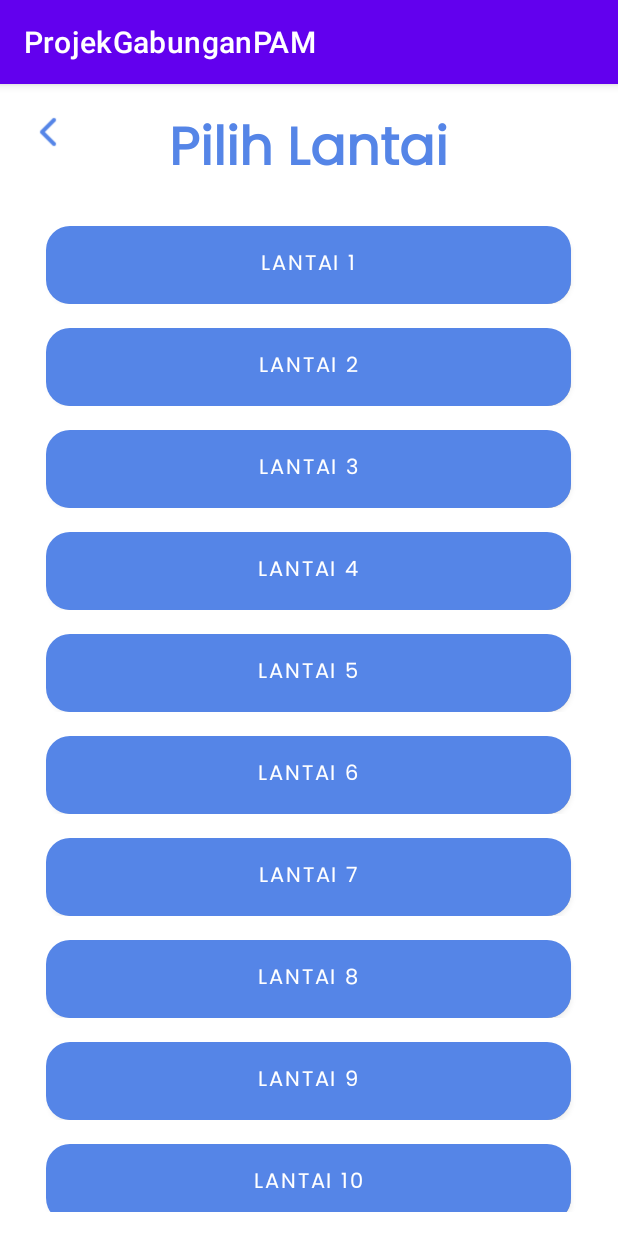
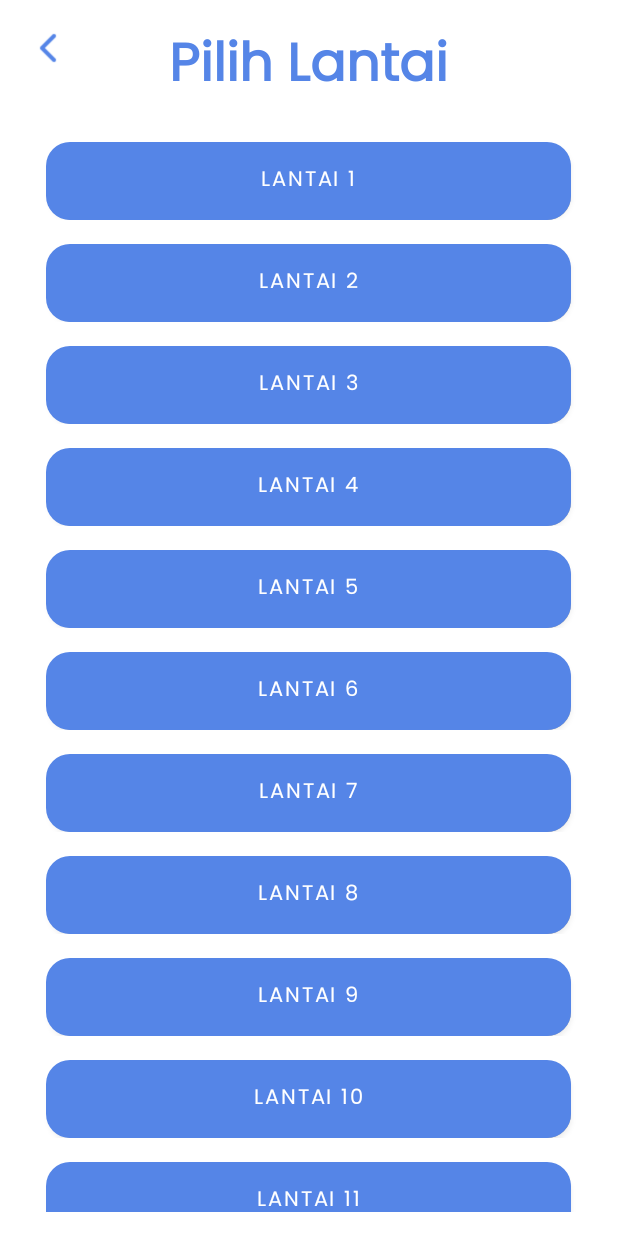
Before and after one commit to andreannov/ProjekAkhirPAM, an Android app: the DashboardActivity screen opened directly, with no data from a screen before it, after a tap on "LEARN MORE", on a phone screen of 412 x 824 dp. Run offline under Robolectric (Android 15) with nearby library versions, the phone set to English and light mode, and no system bars; our stand-ins replace Firebase (no records; nobody signed in at launch, a user with empty details on screens opened directly).

```diff
--- a/app/build.gradle.kts
+++ b/app/build.gradle.kts
@@ -32,6 +32,7 @@ android {
         targetCompatibility = JavaVersion.VERSION_17
     }
 }
+
 dependencies {
     // Dependensi dasar
     implementation(libs.appcompat)
@@ -45,11 +46,10 @@ android {
     // Firebase BoM
     implementation(platform(libs.firebase.bom))
 
-        // [PERBAIKAN] Tambahkan library App Check di sini
+    // Dependensi Firebase
     implementation(libs.firebase.appcheck.playintegrity)
-
-        // Dependensi Firebase lainnya
     implementation(libs.firebase.auth)
+    implementation(libs.firebase.firestore) // <-- [PERUBAHAN] DEPENDENSI FIRESTORE DITAMBAHKAN
     implementation(libs.play.services.auth)
     implementation(libs.googleid)
     implementation(libs.activity.ktx)
--- a/app/src/main/java/com/example/projekgabunganpam/DashboardActivity.java
+++ b/app/src/main/java/com/example/projekgabunganpam/DashboardActivity.java
@@ -2,10 +2,20 @@ package com.example.projekgabunganpam;
 
 import android.content.Intent;
 import android.os.Bundle;
+import android.util.Log;
+import android.widget.Button;
+import android.widget.TextView;
+import android.widget.Toast;
 
 import androidx.appcompat.app.AppCompatActivity;
 import androidx.recyclerview.widget.LinearLayoutManager;
 import androidx.recyclerview.widget.RecyclerView;
+
+import com.google.firebase.auth.FirebaseAuth;
+import com.google.firebase.auth.FirebaseUser;
+import com.google.firebase.firestore.DocumentReference;
+import com.google.firebase.firestore.DocumentSnapshot;
+import com.google.firebase.firestore.FirebaseFirestore;
 
 import java.util.ArrayList;
 import java.util.List;
@@ -16,33 +26,87 @@ public class DashboardActivity extends AppCompatActivity {
     List<Building> buildingList;
     BuildingAdapter adapter;
 
+    // [PERUBAHAN] Tambahkan variabel untuk data profil dan Firebase
+    private TextView tvStudentName, tvStudentId, tvStudentEmail;
+    private Button btnLogout;
+    private FirebaseAuth mAuth;
+    private FirebaseFirestore db;
+
     @Override
     protected void onCreate(Bundle savedInstanceState) {
         super.onCreate(savedInstanceState);
         setContentView(R.layout.activity_dashboard);
 
+        // [PERUBAHAN] Inisialisasi Firebase Auth dan Firestore
+        mAuth = FirebaseAuth.getInstance();
+        db = FirebaseFirestore.getInstance();
+
+        // [PERUBAHAN] Inisialisasi TextViews dan tombol Logout
+        tvStudentName = findViewById(R.id.tvStudentName);
+        tvStudentId = findViewById(R.id.tvStudentId);
+        tvStudentEmail = findViewById(R.id.tvStudentEmail);
+        btnLogout = findViewById(R.id.btnLogout);
+
+        btnLogout.setOnClickListener(v -> {
+            mAuth.signOut();
+            Toast.makeText(DashboardActivity.this, "Logout berhasil", Toast.LENGTH_SHORT).show();
+            startActivity(new Intent(DashboardActivity.this, LoginActivity.class));
+            finish();
+        });
+
+        // [PERUBAHAN] Panggil metode untuk memuat data profil pengguna
+        loadUserProfile();
+
+        // Kode untuk RecyclerView gedung tetap sama
         recyclerView = findViewById(R.id.rvBuildings);
         recyclerView.setLayoutManager(new LinearLayoutManager(this));
 
-        // Buat daftar gedung
         buildingList = new ArrayList<>();
         List<String> facilitiesF = new ArrayList<>();
         facilitiesF.add("WiFi");
         facilitiesF.add("Lift");
+        buildingList.add(new Building("Gedung F", 12, R.drawable.ic_gedung_f, facilitiesF));
+        buildingList.add(new Building("Gedung G", 2, R.drawable.ic_gedung_g));
 
-        buildingList.add(new Building("Gedung F", 12, R.drawable.ic_gedung_f, facilitiesF));
-
-        buildingList.add(new Building("Gedung G", 2, R.drawable.ic_gedung_g));  // Gunakan gambar berbeda
-
-        // Pasang adapter
         adapter = new BuildingAdapter(buildingList, building -> {
-            // Ketika gedung diklik, pindah ke halaman lantai
             Intent intent = new Intent(this, FloorActivity.class);
             intent.putExtra("buildingName", building.getName());
             intent.putExtra("floorCount", building.getFloors());
             startActivity(intent);
         });
-
         recyclerView.setAdapter(adapter);
     }
+
+    // [PERUBAHAN] Metode baru untuk mengambil data dari Firestore
+    private void loadUserProfile() {
+        FirebaseUser user = mAuth.getCurrentUser();
+        if (user != null) {
+            String uid = user.getUid();
+            DocumentReference docRef = db.collection("users").document(uid);
+
+            docRef.get().addOnCompleteListener(task -> {
+                if (task.isSuccessful()) {
+                    DocumentSnapshot document = task.getResult();
+                    if (document.exists()) {
+                        Log.d("Dashboard", "DocumentSnapshot data: " + document.getData());
+                        String name = document.getString("name");
+                        String email = document.getString("email");
+                        // Asumsikan NIM belum ada, jadi kita set manual
+                        String nim = document.getString("nim"); // akan null jika belum ada
+
+                        tvStudentName.setText(name);
+                        tvStudentEmail.setText(email);
+                        tvStudentId.setText(nim != null ? nim : "NIM belum diatur");
+
+                    } else {
+                        Log.d("Dashboard", "No such document");
+                        tvStudentName.setText("Data tidak ditemukan");
+                    }
+                } else {
+                    Log.d("Dashboard", "get failed with ", task.getException());
+                    Toast.makeText(this, "Gagal memuat data profil.", Toast.LENGTH_SHORT).show();
+                }
+            });
+        }
+    }
 }
--- a/app/src/main/java/com/example/projekgabunganpam/FloorActivity.java
+++ b/app/src/main/java/com/example/projekgabunganpam/FloorActivity.java
@@ -1,5 +1,6 @@
 package com.example.projekgabunganpam;
 
+import android.content.Intent; // <-- [PERUBAHAN] Import Intent
 import android.os.Bundle;
 import android.view.View;
 import android.widget.ImageView;
@@ -11,11 +12,13 @@ import androidx.recyclerview.widget.RecyclerView;
 import java.util.ArrayList;
 import java.util.List;
 
-public class FloorActivity extends AppCompatActivity {
+// [PERUBAHAN] Implementasikan OnFloorClickListener dari adapter
+public class FloorActivity extends AppCompatActivity implements FloorAdapter.OnFloorClickListener {
 
     RecyclerView recyclerView;
     FloorAdapter adapter;
     List<Integer> floorList = new ArrayList<>();
+    private String buildingName; // <-- [PERUBAHAN] Jadikan variabel member
 
     @Override
     protected void onCreate(Bundle savedInstanceState) {
@@ -23,27 +26,32 @@ public class FloorActivity extends AppCompatActivity {
         setContentView(R.layout.activity_lantai);
 
         recyclerView = findViewById(R.id.rvFloors);
-        recyclerView.setLayoutManager(new LinearLayoutManager(this));  // Ganti ke LinearLayoutManager vertikal
+        recyclerView.setLayoutManager(new LinearLayoutManager(this));
 
-        // Tombol back
         ImageView ivBack = findViewById(R.id.ivBack);
-        ivBack.setOnClickListener(new View.OnClickListener() {
-            @Override
-            public void onClick(View v) {
-                finish();  // Tutup activity ini, kembali ke activity sebelumnya
-            }
-        });
+        ivBack.setOnClickListener(v -> finish());
 
         // Ambil info dari dashboard
-        String buildingName = getIntent().getStringExtra("buildingName");
+        buildingName = getIntent().getStringExtra("buildingName");
         int floorCount = getIntent().getIntExtra("floorCount", 0);
 
-        // Buat daftar lantai sesuai jumlahnya
         for (int i = 1; i <= floorCount; i++) {
             floorList.add(i);
         }
 
-        adapter = new FloorAdapter(floorList);
+        // [PERUBAHAN] Kirim 'this' sebagai listener ke adapter
+        adapter = new FloorAdapter(floorList, this);
         recyclerView.setAdapter(adapter);
     }
+
+    // [PERUBAHAN] Implementasikan metode dari interface OnFloorClickListener
+    @Override
+    public void onFloorClick(int floorNumber) {
+        // Ketika sebuah lantai diklik, buka DenahActivity
+        Intent intent = new Intent(this, DenahActivity.class);
+        // Kirim nama gedung dan nomor lantai yang dipilih ke DenahActivity
+        intent.putExtra("GEDUNG", buildingName);
+        intent.putExtra("LANTAI", floorNumber);
+        startActivity(intent);
+    }
 }
--- a/app/src/main/java/com/example/projekgabunganpam/FloorAdapter.java
+++ b/app/src/main/java/com/example/projekgabunganpam/FloorAdapter.java
@@ -13,9 +13,17 @@ import java.util.List;
 public class FloorAdapter extends RecyclerView.Adapter<FloorAdapter.FloorViewHolder> {
 
     private List<Integer> floorList;
+    private OnFloorClickListener listener; // <-- [PERUBAHAN] Tambahkan listener
 
-    public FloorAdapter(List<Integer> floorList) {
+    // [PERUBAHAN] Buat interface untuk click listener
+    public interface OnFloorClickListener {
+        void onFloorClick(int floorNumber);
+    }
+
+    // [PERUBAHAN] Modifikasi constructor untuk menerima listener
+    public FloorAdapter(List<Integer> floorList, OnFloorClickListener listener) {
         this.floorList = floorList;
+        this.listener = listener;
     }
 
     @NonNull
@@ -29,8 +37,14 @@ public class FloorAdapter extends RecyclerView.Adapter<FloorAdapter.FloorViewHol
     @Override
     public void onBindViewHolder(@NonNull FloorViewHolder holder, int position) {
         int floorNumber = floorList.get(position);
-        holder.btnFloor.setText("Lantai " + floorNumber);
-        // Tambahkan onclick jika ingin aksi saat tombol diklik
+        holder.btnFloor.setText("LANTAI " + floorNumber);
+
+        // [PERUBAHAN] Tambahkan OnClickListener ke tombol
+        holder.btnFloor.setOnClickListener(v -> {
+            if (listener != null) {
+                listener.onFloorClick(floorNumber);
+            }
+        });
     }
 
     @Override
--- a/app/src/main/res/values-night/themes.xml
+++ b/app/src/main/res/values-night/themes.xml
@@ -1,6 +1,6 @@
 <resources xmlns:tools="http://schemas.android.com/tools">
     <!-- Base application theme. -->
-    <style name="Theme.ProjekGabunganPAM" parent="Theme.MaterialComponents.DayNight.DarkActionBar">
+    <style name="Theme.ProjekGabunganPAM" parent="Theme.MaterialComponents.DayNight.NoActionBar">
         <!-- Primary brand color. -->
         <item name="colorPrimary">@color/purple_200</item>
         <item name="colorPrimaryVariant">@color/purple_700</item>
--- a/app/src/main/res/values/themes.xml
+++ b/app/src/main/res/values/themes.xml
@@ -1,8 +1,8 @@
 <resources xmlns:tools="http://schemas.android.com/tools">
     <!-- Base application theme. -->
-    <style name="Theme.ProjekGabunganPAM" parent="Theme.MaterialComponents.DayNight.DarkActionBar">
         <!-- Primary brand color. -->
-        <item name="colorPrimary">@color/purple_500</item>
+    <style name="Theme.ProjekGabunganPAM" parent="Theme.MaterialComponents.DayNight.NoActionBar">
+    <item name="colorPrimary">@color/purple_500</item>
         <item name="colorPrimaryVariant">@color/purple_700</item>
         <item name="colorOnPrimary">@color/white</item>
         <!-- Secondary brand color. -->
--- a/gradle/libs.versions.toml
+++ b/gradle/libs.versions.toml
@@ -11,7 +11,8 @@ activityKtx = "1.9.0"
 constraintlayout = "2.1.4"
 googleGmsPlugin = "4.4.2"
 firebaseBom = "33.1.2"
-firebaseAppcheck = "18.0.0" # <-- [PERBAIKAN] VERSI APP CHECK DITAMBAHKAN
+firebaseAppcheck = "18.0.0"
+firebaseFirestore = "25.0.0" # <-- [PERUBAHAN] VERSI FIRESTORE DITAMBAHKAN
 
 [libraries]
 junit = { group = "junit", name = "junit", version.ref = "junit" }
@@ -25,7 +26,8 @@ googleid = { group = "androidx.credentials", name = "credentials-play-services-a
 activity-ktx = { group = "androidx.activity", name = "activity-ktx", version.ref = "activityKtx" }
 constraintlayout = { group = "androidx.constraintlayout", name = "constraintlayout", version.ref = "constraintlayout" }
 firebase-bom = { group = "com.google.firebase", name = "firebase-bom", version.ref = "firebaseBom" }
-firebase-appcheck-playintegrity = { group = "com.google.firebase", name = "firebase-appcheck-playintegrity", version.ref = "firebaseAppcheck" } # <-- [PERBAIKAN] LIBRARY APP CHECK DITAMBAHKAN
+firebase-appcheck-playintegrity = { group = "com.google.firebase", name = "firebase-appcheck-playintegrity", version.ref = "firebaseAppcheck" }
+firebase-firestore = { group = "com.google.firebase", name = "firebase-firestore-ktx", version.ref = "firebaseFirestore" } # <-- [PERUBAHAN] LIBRARY FIRESTORE DITAMBAHKAN
 
 [plugins]
 android-application = { id = "com.android.application", version = "8.8.0" }
```
Also changed, not shown: app/src/main/java/com/example/projekgabunganpam/ActivitySignUp.java (+22 -18 lines), app/src/main/java/com/example/projekgabunganpam/DenahActivity.java (+35 -27 lines). Lines whose indentation alone changed are shown as unchanged.
